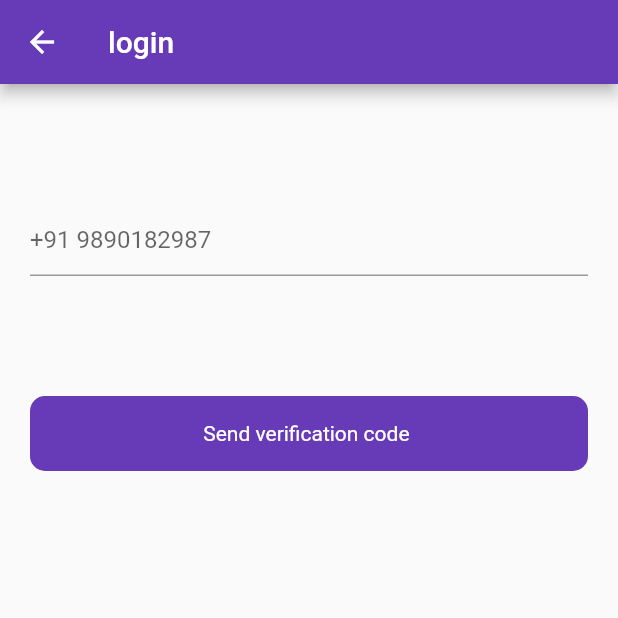
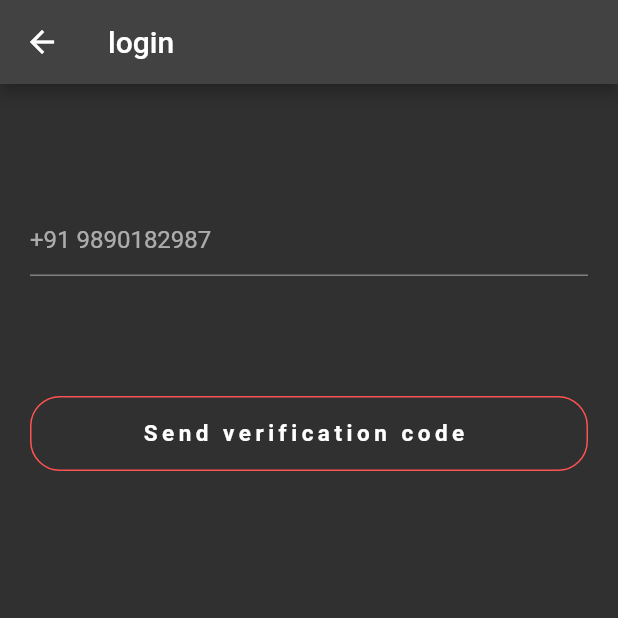
Before and after one commit to Vinay1356/NotesApp, a Flutter app: the screen it shows after launch, after a tap on "Login", after a tap on "Login with Phone Number..", on a phone screen of 412 x 824 dp, the top half of it. Run offline on Flutter 3.47's test engine with Material 2 defaults, Android fonts, the phone set to English and light mode, and no system bars; our stand-ins replace firebase_auth, firebase_core, firebase_database, fluttertoast; missing offline and left inert: fl_country_code_picker; accounts and stored records are empty.

Commit message:
new ui added ,

```diff
--- a/lib/UI/auth/login_screen.dart
+++ b/lib/UI/auth/login_screen.dart
@@ -62,6 +62,7 @@ class _LoginScreenState extends State<LoginScreen> {
         return true;
       },
       child: Scaffold(
+        resizeToAvoidBottomInset : false,
         appBar: AppBar(
           shape: const RoundedRectangleBorder(
             borderRadius: BorderRadius.only(
@@ -70,7 +71,7 @@ class _LoginScreenState extends State<LoginScreen> {
             ),
           ),
           automaticallyImplyLeading: false,
-          title: const Center(child: Text('Login')),
+          title: const Center(child: Text('Login',style: TextStyle(fontWeight: FontWeight.bold,fontSize: 20,letterSpacing: 5),)),
         ),
         body: Padding(
           padding: const EdgeInsets.all(8.0),
@@ -78,19 +79,36 @@ class _LoginScreenState extends State<LoginScreen> {
             mainAxisAlignment: MainAxisAlignment.center,
             crossAxisAlignment: CrossAxisAlignment.center,
             children: [
+              Column(
+                children: [
+                  Padding(
+                    padding: const EdgeInsets.all(8.0),
+                    child: CircleAvatar(
+                      backgroundColor: Colors.transparent,
+                      backgroundImage: AssetImage('assets/vecteezy_3d-password-input-illustration-design_10998284_874.png'),
+                      radius: 120,
+                    ),
+                  ),
+                ],
+              ),
+              SizedBox(height: 40,),
               Padding(
                   padding: const EdgeInsets.all(8.0),
                   child: Form(
                       key: _formKey,
                       child: Column(
                         children: [
-                          TextFormField(
+                          Padding(
+                            padding: const EdgeInsets.all(8.0),
+                            child: TextFormField(
                               keyboardType: TextInputType.emailAddress,
                               controller: emailController,
                               decoration: const InputDecoration(
                                 filled: true,
                                 prefixIcon: Icon(Icons.email_outlined),
+
                                 hintText: 'Email',
+                                hintStyle: TextStyle(color: Colors.red,fontWeight: FontWeight.bold,letterSpacing: 3,fontSize: 15)
                               ),
                               validator: (value) {
                                 if (value!.isEmpty) {
@@ -99,6 +117,7 @@ class _LoginScreenState extends State<LoginScreen> {
                                 return null;
                               },
                             ),
+                          ),
                           const SizedBox(height: 20),
                           TextFormField(
                             keyboardType: TextInputType.text,
@@ -106,7 +125,7 @@ class _LoginScreenState extends State<LoginScreen> {
                             obscureText: true,
                             decoration: const InputDecoration(
                               filled: true,
-                              hintText: 'Password',
+                              hintText: 'Password', hintStyle: TextStyle(color: Colors.red,fontWeight: FontWeight.bold,letterSpacing: 3,fontSize: 15),
                               prefixIcon: Icon(Icons.lock_outline_rounded),
                             ),
                             validator: (value) {
@@ -155,15 +174,17 @@ class _LoginScreenState extends State<LoginScreen> {
                   Navigator.push(context, MaterialPageRoute(builder: (context) => const LoginWithPhoneNumber()));
                 },
                 child: Container(
+                  width: 500,
                   height: 50,
                   decoration: BoxDecoration(
-                    borderRadius: BorderRadius.circular(50),
+                    borderRadius: BorderRadius.circular(20),
                     border: Border.all(
-                      color: Colors.black
+                      color: Colors.red,
+
                     )
                   ),
                   child: const Center(
-                    child: Text('Login with Phone Number..'),
+                    child: Text('Login with Phone Number..', style: TextStyle(fontWeight: FontWeight.bold,letterSpacing: 3,fontSize: 15),),
                   ),
                 ),
               )
--- a/lib/UI/auth/posts/add_posts.dart
+++ b/lib/UI/auth/posts/add_posts.dart
@@ -19,7 +19,7 @@ class _AddPostScreenState extends State<AddPostScreen> {
   Widget build(BuildContext context) {
     return Scaffold(
       appBar: AppBar(
-        title: const Text('Add Post'),
+        title: const Text('Add Post',style: TextStyle(fontWeight: FontWeight.bold,fontSize: 20,letterSpacing: 5),),
 
       ),
       body: Padding(
--- a/lib/UI/auth/posts/post_screen.dart
+++ b/lib/UI/auth/posts/post_screen.dart
@@ -40,7 +40,7 @@ class _PostScreenState extends State<PostScreen> {
               icon: const Icon(Icons.logout),
             ),
           ],
-          title: const Center(child: Text('Post')),
+          title: const Center(child: Text('Post',style: TextStyle(fontWeight: FontWeight.bold,fontSize: 20,letterSpacing: 5),)),
         ),
         body: Column(
           children: [
@@ -49,6 +49,7 @@ class _PostScreenState extends State<PostScreen> {
               child: TextFormField(
                 controller: searchFilter,
                 decoration: const InputDecoration(
+                  icon: Icon(Icons.filter_alt),
                   hintText: 'Search',
                   border: OutlineInputBorder(),
                 ),
--- a/lib/UI/splash_screen.dart
+++ b/lib/UI/splash_screen.dart
@@ -21,8 +21,9 @@ class _SplashScreenState extends State<SplashScreen> {
   @override
   Widget build(BuildContext context) {
     return const Scaffold(
+      backgroundColor: Colors.black26,
       body: Center(
-        child: Text('FireBase Auth + Database',style: TextStyle(fontSize: 30),),
+        child: Text('Welcome to QuickToDo ',style: TextStyle(fontSize: 30,color: Colors.white ,fontWeight: FontWeight.bold),),
       ),
     );
   }
--- a/lib/main.dart
+++ b/lib/main.dart
@@ -16,10 +16,20 @@ class MyApp extends StatelessWidget {
   Widget build(BuildContext context) {
     return MaterialApp(
       debugShowCheckedModeBanner: false,
+      theme: ThemeData(
+        brightness: Brightness.light,
+        /* light theme settings */
+      ),
+      darkTheme: ThemeData(
+        brightness: Brightness.dark,
+        /* dark theme settings */
+      ),
+      themeMode: ThemeMode.dark,
+      /* ThemeMode.system to follow system theme,
+         ThemeMode.light for light theme,
+         ThemeMode.dark for dark theme
+      */
       title: 'Flutter Demo',
-      theme: ThemeData(
-        primarySwatch: Colors.deepPurple
-      ),
       home: const SplashScreen(),
     );
   }
--- a/lib/widgets/round_button.dart
+++ b/lib/widgets/round_button.dart
@@ -20,13 +20,15 @@ class RoundButton extends StatelessWidget {
       child: Container(
         height: 50,
         decoration: BoxDecoration(
-          color: Colors.deepPurple,
-          borderRadius: BorderRadius.circular(10),
+          border: Border.all(
+            color: Colors.redAccent
+          ),
+          borderRadius: BorderRadius.circular(20),
         ),
         child: Center(
           child: loading ? const CircularProgressIndicator(strokeWidth: 3,color: Colors.white,) : Text(
             title,
-            style: const TextStyle(color: Colors.white),
+            style: const TextStyle(color: Colors.white,fontSize: 15,fontWeight: FontWeight.bold,letterSpacing: 3),
           ),
         ),
       ),
--- a/pubspec.yaml
+++ b/pubspec.yaml
@@ -66,9 +66,9 @@ flutter:
   uses-material-design: true
 
   # To add assets to your application, add an assets section, like this:
-  # assets:
-  #   - images/a_dot_burr.jpeg
-  #   - images/a_dot_ham.jpeg
+  assets:
+    - assets/vecteezy_3d-password-input-illustration-design_10998284_874.png
+    - assets/vecteezy_3d-face-lock-illustration_12421891_249.png
 
   # An image asset can refer to one or more resolution-specific "variants", see
   # https://flutter.dev/assets-and-images/#resolution-aware
```
Also changed, not shown: lib/UI/auth/signup_screen.dart (+35 -2 lines), lib/Utils/utils.dart (+5 -6 lines), 2 other files. Lines whose indentation alone changed are shown as unchanged.
